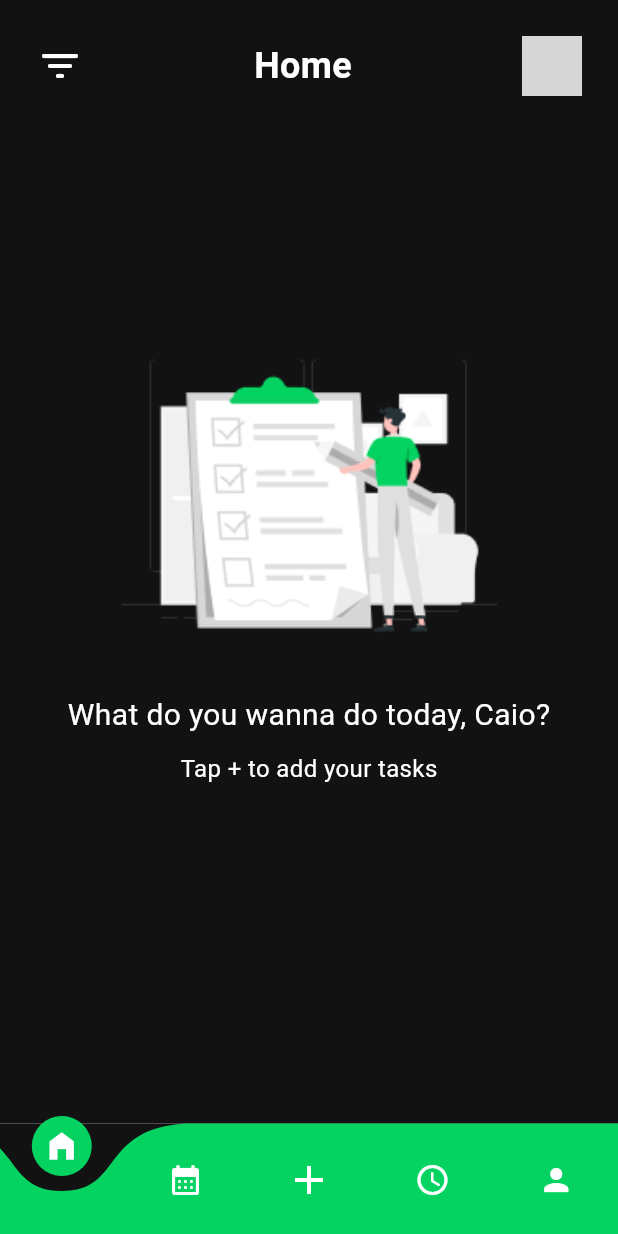
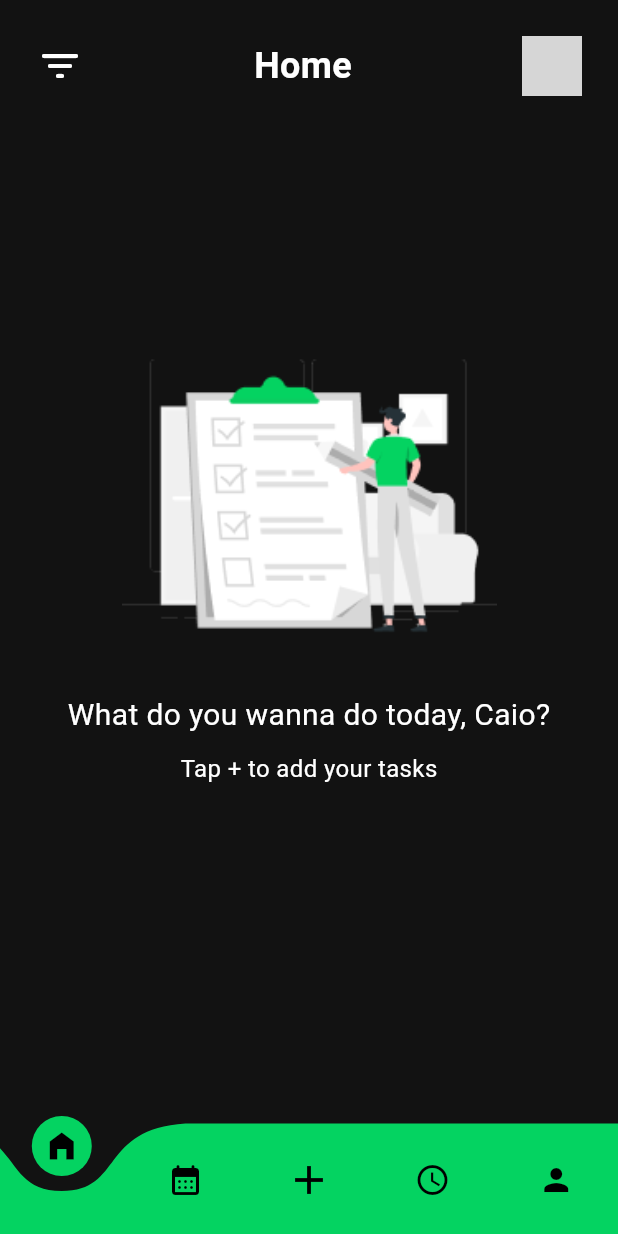
Before and after one commit to caiohfreire/nano, a Flutter app: the screen it shows after launch, on a phone screen of 412 x 824 dp. Run offline on Flutter 3.47's test engine with Material 3 defaults, Android fonts, the light colour scheme and no system bars; drawn by our look-alikes of curved_navigation_bar; our stand-ins replace circular_countdown_timer; missing offline and left inert: d_chart, duration_time_picker, flutter_calendar_week; network calls fail; grey boxes are pictures that could not be loaded.

Commit message:
feat(bottom bar): set background transparent when active

```diff
--- a/lib/assets/constants/navItems.constants.dart
+++ b/lib/assets/constants/navItems.constants.dart
@@ -3,23 +3,23 @@ import 'package:flutter/material.dart';
 const List<Icon> navItems = [
   Icon(
     Icons.home_filled,
-    color: Colors.white,
+    color: Colors.black,
   ),
   Icon(
     Icons.calendar_month_rounded,
-    color: Colors.white,
+    color: Colors.black,
   ),
   Icon(
     Icons.add,
-    color: Colors.white,
+    color: Colors.black,
     size: 32,
   ),
   Icon(
     Icons.access_time,
-    color: Colors.white,
+    color: Colors.black,
   ),
   Icon(
     Icons.person,
-    color: Colors.white,
+    color: Colors.black,
   ),
 ];
--- a/lib/main.dart
+++ b/lib/main.dart
@@ -45,7 +45,10 @@ class _MainScreenState extends State<MainScreen> {
   @override
   Widget build(BuildContext context) {
     return Scaffold(
-      body: PageView(
+      extendBody: true,
+      body: Stack(
+        children: [
+          PageView(
             controller: _pageController,
             onPageChanged: (index) {
               setState(() {
@@ -59,9 +62,14 @@ class _MainScreenState extends State<MainScreen> {
               FocusMode(),
             ],
           ),
-      bottomNavigationBar: BottomNav(
+          Align(
+            alignment: Alignment.bottomCenter,
+            child: BottomNav(
               currentIndex: _currentIndex,
               onTap: _onNavBarTap,
+            ),
+          ),
+        ],
       ),
     );
   }
--- a/lib/screens/focus.screen.dart
+++ b/lib/screens/focus.screen.dart
@@ -22,6 +22,8 @@ class _FocusModeState extends State<FocusMode> {
     return Scaffold(
       backgroundColor: XColors.background,
       body: SafeArea(
+        child: Padding(
+          padding: const EdgeInsets.only(bottom: 50),
           child: SingleChildScrollView(
             child: Column(
               children: [
@@ -115,7 +117,8 @@ class _FocusModeState extends State<FocusMode> {
                           children: [
                             const Text(
                               "Overview",
-                            style: TextStyle(color: Colors.white, fontSize: 24),
+                              style:
+                                  TextStyle(color: Colors.white, fontSize: 24),
                             ),
                             TextButton(
                               onPressed: () {},
@@ -160,6 +163,7 @@ class _FocusModeState extends State<FocusMode> {
             ),
           ),
         ),
+      ),
     );
   }
 }
--- a/lib/widgets/bottomNav.widget.dart
+++ b/lib/widgets/bottomNav.widget.dart
@@ -15,19 +15,16 @@ class BottomNav extends StatelessWidget {
 
   @override
   Widget build(BuildContext context) {
-    return Material(
-      color: Colors.transparent,
-      child: CurvedNavigationBar(
+    return CurvedNavigationBar(
       index: currentIndex,
       items: navItems,
       onTap: onTap,
       color: XColors.primary,
-        backgroundColor: XColors.background,
+      backgroundColor: Colors.transparent,
       buttonBackgroundColor: XColors.primary,
       height: 75,
       animationCurve: Curves.easeInOut,
       animationDuration: const Duration(milliseconds: 300),
-      ),
     );
   }
 }
--- a/lib/widgets/chart_focus.widget.dart
+++ b/lib/widgets/chart_focus.widget.dart
@@ -36,8 +36,8 @@ class ChartFocusWidget extends StatelessWidget {
         showMeasureLabel: true,
         spaceDomainLabeltoChart: 10,
         spaceMeasureLabeltoChart: 5,
-        spaceDomainLinetoChart: 15,
-        spaceMeasureLinetoChart: 20,
+        spaceDomainLinetoChart: 10,
+        spaceMeasureLinetoChart: 10,
         spaceBetweenItem: 16,
         radiusBar: const BorderRadius.only(
           topLeft: Radius.circular(8),
@@ -81,35 +81,6 @@ class ChartFocusWidget extends StatelessWidget {
                     fontSize: 16,
                     color: Colors.white,
                   ),
-            // valueCustom: days[index]['total'] > 20
-            //     ? Align(
-            //         alignment: Alignment.center,
-            //         child: Column(
-            //           mainAxisSize: MainAxisSize.min,
-            //           children: [
-            //             Container(
-            //               padding: const EdgeInsets.all(4),
-            //               decoration: BoxDecoration(
-            //                 border: Border.all(width: 2),
-            //                 shape: BoxShape.circle,
-            //               ),
-            //               child: Text(
-            //                 '${days[index]['total']}',
-            //                 style: const TextStyle(
-            //                   fontSize: 11,
-            //                   color: Colors.red,
-            //                   fontWeight: FontWeight.w900,
-            //                 ),
-            //               ),
-            //             ),
-            //             const Text(
-            //               '😄',
-            //               style: TextStyle(fontSize: 20),
-            //             ),
-            //           ],
-            //         ),
-            //       )
-            //     : null,
             valueTooltip: '${days[index]['total']} focused',
           );
         }),
```
Lines whose indentation alone changed are shown as unchanged.
